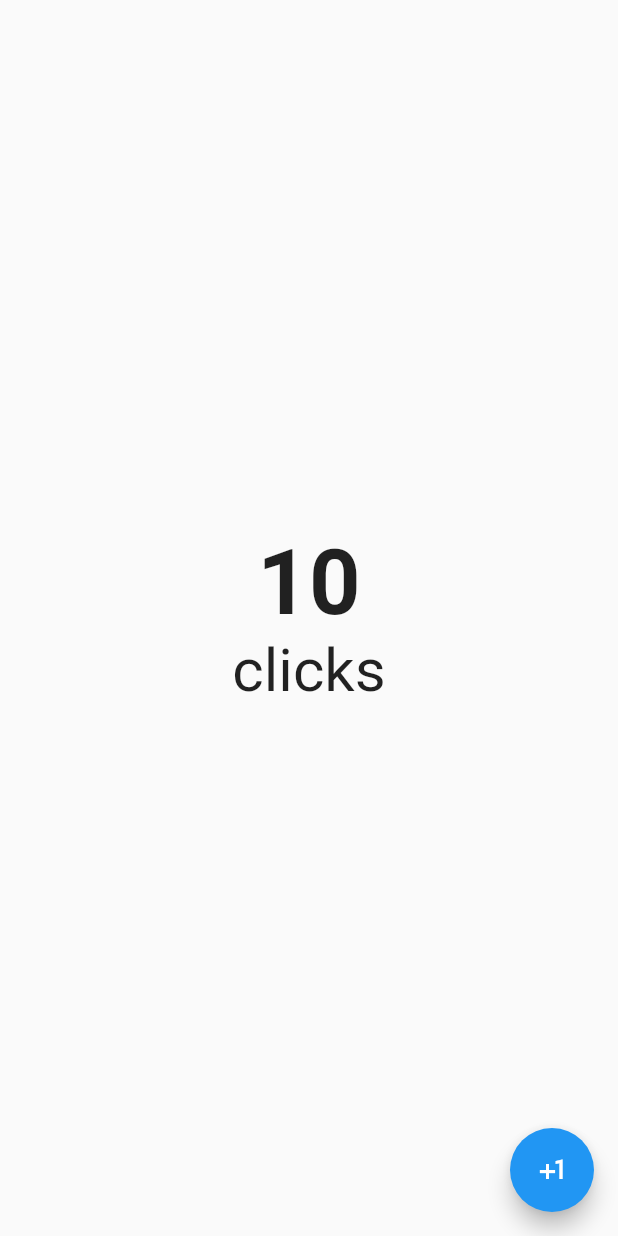
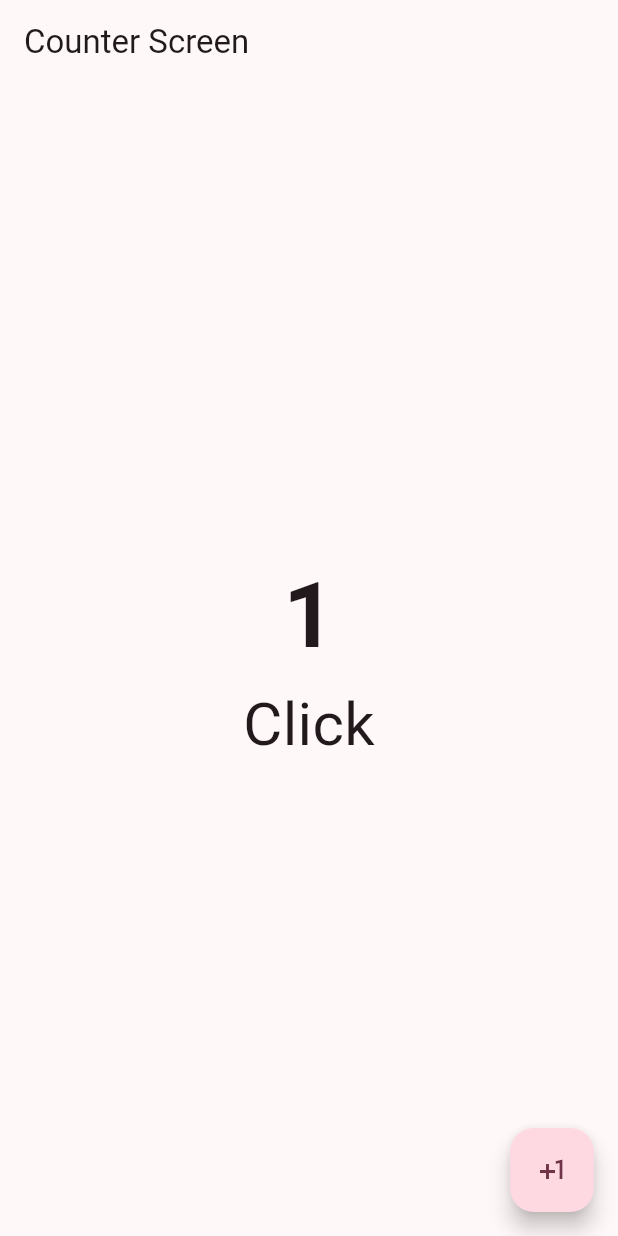
Before and after one commit to UrielCisneros/flutter-counter, a Flutter app: the screen it shows after launch, after a tap on the "plus one" icon, on a phone screen of 412 x 824 dp. Run offline on Flutter 3.47's test engine with Material 2 defaults, Android fonts, the phone set to English and light mode, and no system bars.

Commit message:
add to function to floating button

```diff
--- a/first_app/lib/main.dart
+++ b/first_app/lib/main.dart
@@ -10,7 +10,9 @@ class MyApp extends StatelessWidget {
 
   @override
   Widget build(BuildContext context) {
-    return const MaterialApp(
-        debugShowCheckedModeBanner: false, home: CounterScreen());
+    return MaterialApp(
+        theme: ThemeData(useMaterial3: true, colorSchemeSeed: Colors.black12),
+        debugShowCheckedModeBanner: false,
+        home: const CounterScreen());
   }
 }
--- a/first_app/lib/presentation/screens/counters/counter_screen.dart
+++ b/first_app/lib/presentation/screens/counters/counter_screen.dart
@@ -1,26 +1,40 @@
 import 'package:flutter/material.dart';
 
-class CounterScreen extends StatelessWidget {
+class CounterScreen extends StatefulWidget {
   const CounterScreen({super.key});
 
-  void _inclement() {}
+  @override
+  State<CounterScreen> createState() => _CounterScreenState();
+}
+
+class _CounterScreenState extends State<CounterScreen> {
+  int _clickCounter = 0;
+
+  void _inclement() {
+    setState(() {
+      _clickCounter++;
+    });
+  }
 
   @override
   Widget build(BuildContext context) {
     return Scaffold(
+      appBar: AppBar(
+        title: const Text("Counter Screen"),
+      ),
       floatingActionButton: FloatingActionButton(
           onPressed: _inclement, child: const Icon(Icons.plus_one)),
-      body: const Center(
+      body: Center(
           child: Column(
         mainAxisAlignment: MainAxisAlignment.center,
         children: [
           Text(
-            "10",
-            style: TextStyle(fontSize: 60, fontWeight: FontWeight.bold),
+            "$_clickCounter",
+            style: const TextStyle(fontSize: 60, fontWeight: FontWeight.bold),
           ),
           Text(
-            "clicks",
-            style: TextStyle(fontSize: 40),
+            'Click${_clickCounter == 1 ? '' : 's'}',
+            style: const TextStyle(fontSize: 40),
           )
         ],
       )),
```
